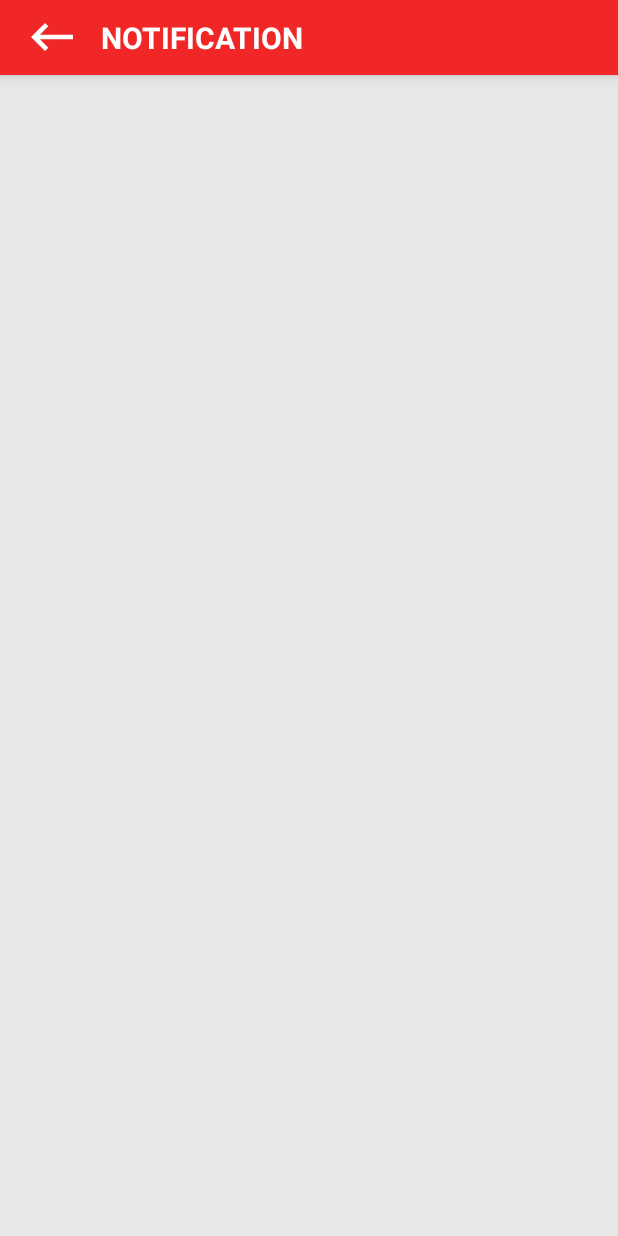
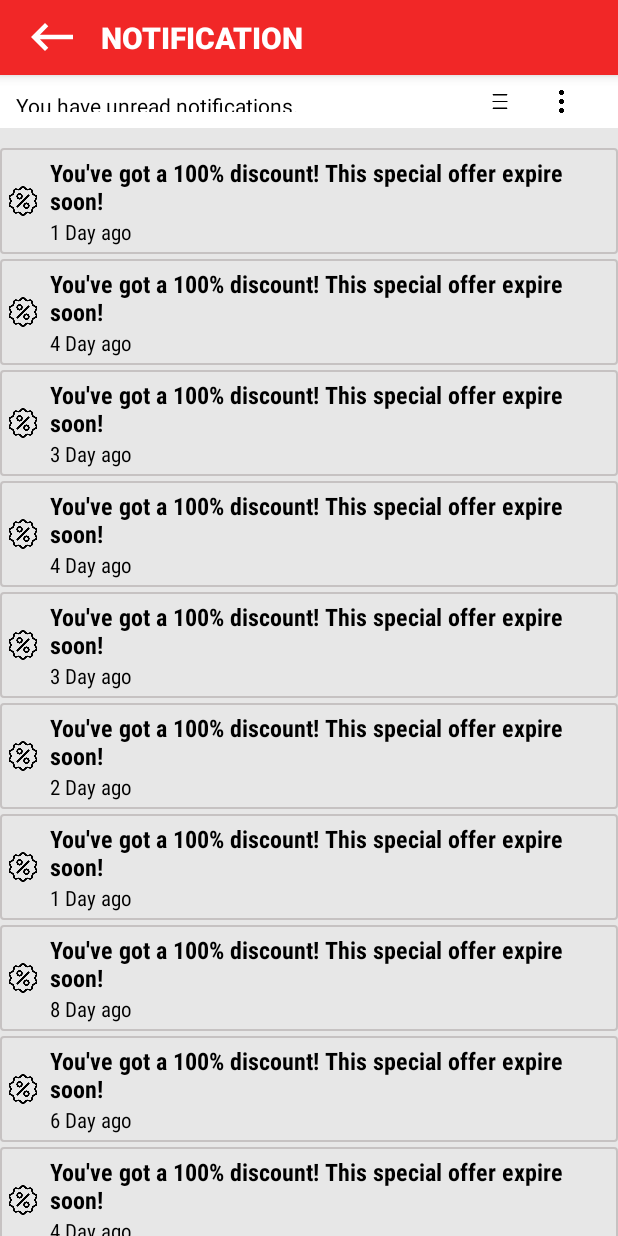
Before and after one commit to gaddarkumar7447/Dream11-clone, an Android app: the Notification screen opened directly, with no data from a screen before it, on a phone screen of 412 x 824 dp. Run offline under Robolectric (Android 15) with nearby library versions, the phone set to English and light mode, and no system bars.

Commit message:
Notification layout done

```diff
--- a/app/src/main/AndroidManifest.xml
+++ b/app/src/main/AndroidManifest.xml
@@ -12,7 +12,7 @@
         android:theme="@style/Theme.Dream11"
         tools:targetApi="31">
         <activity
-            android:name=".Notification"
+            android:name=".notification.Notification"
             android:exported="false">
             <meta-data
                 android:name="android.app.lib_name"
--- a/app/src/main/java/com/example/dream11/MainActivity.kt
+++ b/app/src/main/java/com/example/dream11/MainActivity.kt
@@ -1,17 +1,13 @@
 package com.example.dream11
 
-import android.*
 import android.annotation.SuppressLint
 import android.content.Intent
-import android.graphics.Color
-import android.graphics.drawable.ColorDrawable
 import android.os.Bundle
-import android.view.Menu
 import android.view.MenuItem
 import android.widget.Toast
-import androidx.appcompat.app.ActionBar
 import androidx.appcompat.app.AppCompatActivity
 import androidx.core.content.ContextCompat
+import com.example.dream11.notification.Notification
 
 
 class MainActivity : AppCompatActivity() {
--- a/app/src/main/java/com/example/dream11/Notification.kt
+++ /dev/null
@@ -1,29 +0,0 @@
-package com.example.dream11
-
-import android.os.Bundle
-import android.view.View
-import android.widget.Toolbar
-import androidx.appcompat.app.AppCompatActivity
-import androidx.core.content.ContextCompat
-
-
-class Notification : AppCompatActivity() {
-    override fun onCreate(savedInstanceState: Bundle?) {
-        super.onCreate(savedInstanceState)
-        setContentView(R.layout.activity_notification)
-        window.statusBarColor = ContextCompat.getColor(this,R.color.red)
-
-       /*val toolbar = findViewById<Toolbar>(R.id.toolbar)
-        toolbar.setLogo(R.drawable.ic_baseline_keyboard_backspace_24)*/
-
-        /*toolbar.setNavigationIcon(R.drawable.ic_good)
-        toolbar.setTitle("Title")
-        toolbar.setSubtitle("Sub")
-        toolbar.setLogo(R.drawable.ic_launcher)
-        setSupportActionBar(toolbar)*/
-    }
-
-    fun back(view: View) {
-        onBackPressed()
-    }
-}
--- /dev/null
+++ b/app/src/main/java/com/example/dream11/notification/Notification.kt
@@ -0,0 +1,44 @@
+package com.example.dream11.notification
+
+import android.os.Bundle
+import android.view.View
+import android.widget.TextView
+import androidx.appcompat.app.AppCompatActivity
+import androidx.core.content.ContextCompat
+import androidx.recyclerview.widget.LinearLayoutManager
+import androidx.recyclerview.widget.RecyclerView
+import com.example.dream11.R
+import com.google.android.material.snackbar.Snackbar
+
+
+class Notification : AppCompatActivity() {
+    override fun onCreate(savedInstanceState: Bundle?) {
+        super.onCreate(savedInstanceState)
+        setContentView(R.layout.activity_notification)
+        window.statusBarColor = ContextCompat.getColor(this, R.color.red)
+        val recyclerView = findViewById<RecyclerView>(R.id.notificationView)
+        recyclerView.layoutManager = LinearLayoutManager(this)
+
+        val listO = listOf<String>("You've got a 100% discount! This special offer expire soon!","You've got a 100% discount! This special offer expire soon!", "You've got a 100% discount! This special offer expire soon!","You've got a 100% discount! This special offer expire soon!",
+            "You've got a 100% discount! This special offer expire soon!", "You've got a 100% discount! This special offer expire soon!", "You've got a 100% discount! This special offer expire soon!","You've got a 100% discount! This special offer expire soon!",
+            "You've got a 100% discount! This special offer expire soon!", "You've got a 100% discount! This special offer expire soon!", "You've got a 100% discount! This special offer expire soon!", "You've got a 100% discount! This special offer expire soon!",
+            "You've got a 100% discount! This special offer expire soon!", "You've got a 100% discount! This special offer expire soon!", "You've got a 100% discount! This special offer expire soon!","You've got a 100% discount! This special offer expire soon!",
+            "You've got a 100% discount! This special offer expire soon!", "You've got a 100% discount! This special offer expire soon!", "You've got a 100% discount! This special offer expire soon!", "You've got a 100% discount! This special offer expire soon!","You've got a 100% discount! This special offer expire soon!")
+        val listO1 = listOf<Int>(1,4,3,4,3,2,1,8,6,4,2,4,1,5,2,4,9,4,5,7,3)
+
+        val adapter = NotificationAdapter(listO, listO1)
+        recyclerView.adapter = adapter
+    }
+
+    fun back(view: View) {
+        onBackPressed()
+    }
+
+    fun snakbarShow(view: View) {
+        val snackbar = Snackbar.make(view, "Mark all notification read.", Snackbar.LENGTH_LONG).show()
+
+    }
+    fun filter(view: View) {
+        val snackbar = Snackbar.make(view, "Filter implemented soon...", Snackbar.LENGTH_LONG).show()
+    }
+}
--- /dev/null
+++ b/app/src/main/java/com/example/dream11/notification/NotificationAdapter.kt
@@ -0,0 +1,29 @@
+package com.example.dream11.notification
+
+import android.view.LayoutInflater
+import android.view.View
+import android.view.ViewGroup
+import android.widget.TextView
+import androidx.recyclerview.widget.RecyclerView
+import com.example.dream11.R
+
+class NotificationAdapter(private val list : List<String>, private val date : List<Int>) : RecyclerView.Adapter<NotificationAdapter.ViewHolder> () {
+    override fun onCreateViewHolder(parent: ViewGroup, viewType: Int): ViewHolder {
+        val view = LayoutInflater.from(parent.context).inflate(R.layout.list, parent, false)
+        return ViewHolder(view)
+    }
+
+    override fun onBindViewHolder(holder: ViewHolder, position: Int) {
+        holder.textNotification.text = list[position].toString()
+        holder.timeDate.text = date[position].toString().plus(" Day ago")
+    }
+
+    override fun getItemCount(): Int {
+        return list.size
+    }
+
+    class ViewHolder (view : View) : RecyclerView.ViewHolder(view) {
+        val textNotification: TextView = view.findViewById<TextView>(R.id.textNotification)
+        val timeDate: TextView = view.findViewById<TextView>(R.id.time)
+    }
+}
--- /dev/null
+++ b/app/src/main/java/com/example/dream11/notification/NotificationItem.kt
@@ -0,0 +1,3 @@
+package com.example.dream11.notification
+
+data class NotificationItem(val text : String, val date : Int)
--- /dev/null
+++ b/app/src/main/res/drawable/ic_baseline_menu_24.xml
@@ -0,0 +1,5 @@
+<vector android:height="24dp" android:tint="#000000"
+    android:viewportHeight="24" android:viewportWidth="24"
+    android:width="24dp" xmlns:android="http://schemas.android.com/apk/res/android">
+    <path android:fillColor="@android:color/white" android:pathData="M3,18h18v-2L3,16v2zM3,13h18v-2L3,11v2zM3,6v2h18L21,6L3,6z"/>
+</vector>
--- /dev/null
+++ b/app/src/main/res/drawable/line.xml
@@ -0,0 +1,6 @@
+<?xml version="1.0" encoding="utf-8"?>
+<shape xmlns:android="http://schemas.android.com/apk/res/android">
+
+    <stroke android:width="1dp" android:color="#C6C2C2"/>
+    <corners android:radius="2dp"/>
+</shape>
--- a/app/src/main/res/layout/activity_notification.xml
+++ b/app/src/main/res/layout/activity_notification.xml
@@ -5,7 +5,7 @@
     android:layout_width="match_parent"
     android:background="#e7e7e7"
     android:layout_height="match_parent"
-    tools:context=".Notification">
+    tools:context=".notification.Notification">
 
     <androidx.appcompat.widget.Toolbar
         android:id="@+id/toolbarOfNoteDetails"
@@ -30,16 +30,56 @@
             android:text="NOTIFICATION"
             android:layout_marginLeft="30dp"
             android:layout_gravity="start"
+            android:fontFamily="sans-serif-medium"
             android:textColor="@color/white"
             android:textSize="20sp"
             android:textStyle="bold" />
     </androidx.appcompat.widget.Toolbar>
 
-    <ListView
+    <LinearLayout
+        android:layout_width="match_parent"
+        android:id="@+id/show"
+        android:padding="5dp"
+        android:background="@color/white"
+        android:layout_marginBottom="10dp"
+        android:orientation="horizontal"
+        android:layout_below="@+id/toolbarOfNoteDetails"
+        android:layout_height="35dp">
+
+        <TextView
+            android:layout_width="320dp"
+            android:width="5dp"
+            android:padding="5dp"
+            android:textColor="@color/black"
+            android:text="You have unread notifications."
+            android:layout_height="match_parent"/>
+
+        <ImageView
+            android:layout_width="16dp"
+            android:id="@+id/filter"
+            android:onClick="filter"
+            android:layout_height="match_parent"
+            android:layout_gravity="left"
+            android:src="@drawable/menu_bar" />
+
+        <ImageView
+            android:layout_width="15dp"
+            android:maxWidth="1dp"
+            android:onClick="snakbarShow"
+            android:id="@+id/showSnakbar"
+            android:layout_marginStart="25dp"
+            android:layout_height="match_parent"
+            android:layout_gravity="left"
+            android:maxHeight="10sp"
+            android:src="@drawable/more" />
+    </LinearLayout>
+
+    <androidx.recyclerview.widget.RecyclerView
         android:layout_width="match_parent"
         android:id="@+id/notificationView"
-        android:layout_below="@+id/toolbarOfNoteDetails"
-        android:layout_height="match_parent"/>
+        android:layout_below="@+id/show"
+        android:layout_height="match_parent">
+    </androidx.recyclerview.widget.RecyclerView>
 
 
 </RelativeLayout>
--- /dev/null
+++ b/app/src/main/res/layout/list.xml
@@ -0,0 +1,48 @@
+<?xml version="1.0" encoding="utf-8"?>
+<RelativeLayout xmlns:android="http://schemas.android.com/apk/res/android"
+    android:layout_width="match_parent"
+    android:layout_height="wrap_content">
+
+    <LinearLayout
+        android:layout_width="match_parent"
+        android:orientation="horizontal"
+        android:padding="5dp"
+        android:background="@drawable/line"
+        android:layout_marginTop="3dp"
+        android:layout_height="wrap_content">
+
+        <ImageView
+            android:layout_width="20dp"
+            android:layout_gravity="center"
+            android:src="@drawable/discount"
+            android:layout_height="20dp"/>
+
+        <LinearLayout
+            android:layout_width="match_parent"
+            android:orientation="vertical"
+            android:layout_marginStart="8dp"
+            android:layout_height="wrap_content">
+
+            <TextView
+                android:layout_width="match_parent"
+                android:width="3dp"
+                android:textColor="@color/black"
+                android:id="@+id/textNotification"
+                android:textStyle="bold"
+                android:textSize="16sp"
+                android:fontFamily="sans-serif-condensed"
+                android:maxLines="@integer/material_motion_duration_medium_1"
+                android:text="Gaddar kumar chaudhary"
+                android:layout_height="wrap_content"/>
+
+            <TextView
+                android:layout_width="match_parent"
+                android:id="@+id/time"
+                android:text="Date"
+                android:fontFamily="sans-serif-condensed"
+                android:textColor="@color/black"
+                android:layout_height="wrap_content"/>
+
+        </LinearLayout>
+    </LinearLayout>
+</RelativeLayout>
--- a/app/src/main/res/values/colors.xml
+++ b/app/src/main/res/values/colors.xml
@@ -7,5 +7,5 @@
     <color name="teal_700">#FF018786</color>
     <color name="black">#FF000000</color>
     <color name="white">#FFFFFFFF</color>
-    <color name="red">#F12727</color>
+    <color name="red">#BB0909</color>
 </resources>
```
Also changed, not shown: app/src/main/res/drawable-v24/discount.png (added), app/src/main/res/drawable-v24/menu_bar.png (added), app/src/main/res/drawable-v24/more.png (added).
